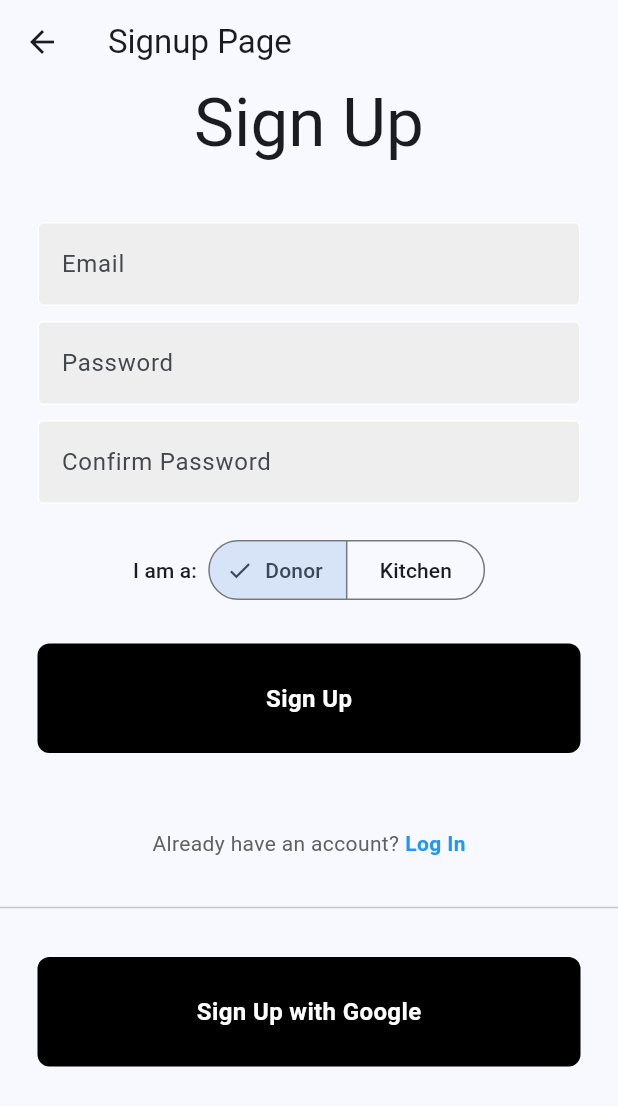
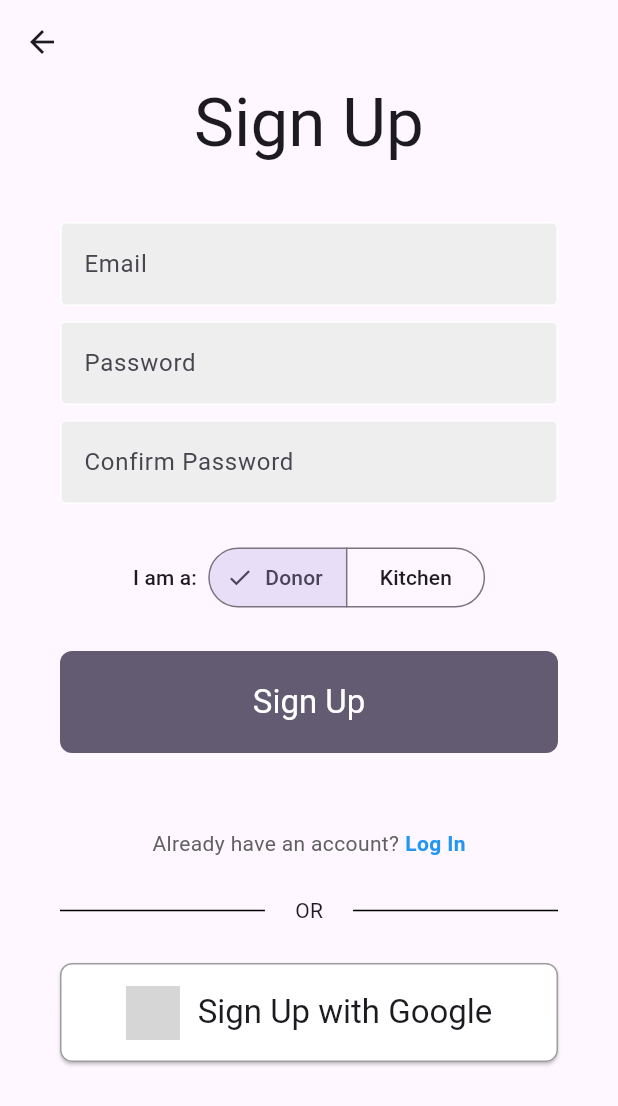
Before and after one commit to K-Mehanna/FullPlate, a Flutter app: the screen it shows after launch, after a tap on "Sign Up", on a phone screen of 412 x 824 dp. Shown: the top 1106 px of the screen. Run offline on Flutter 3.47's test engine with Material 3 defaults, Android fonts, the phone set to English and light mode, and no system bars; our stand-ins replace cloud_firestore, dropdown_button2, firebase_auth, firebase_core, geolocator, google_maps_flutter and 1 more; missing offline and left inert: filter_list; accounts and stored records are empty; network calls fail; statements that could not run were skipped; grey boxes are pictures that could not be loaded.

Commit message:
feat [AJ]: Add theme data for UI

```diff
--- a/lib/main.dart
+++ b/lib/main.dart
@@ -39,10 +39,11 @@ class MyApp extends StatelessWidget {
     return MaterialApp(
       title: 'Cibu',
       debugShowCheckedModeBanner: false,
-      theme: ThemeData(
-        useMaterial3: true,
-        colorScheme: ColorScheme.fromSeed(seedColor: Colors.blue),
-      ),
+      theme: MaterialTheme(Typography.blackCupertino).light(),
+      // ThemeData(
+      //   useMaterial3: true,
+      //   colorScheme: ColorScheme.fromSeed(seedColor: Colors.blue),
+      // ),
       home: AuthGate(),
     );
   }
--- a/lib/pages/auth/auth_gate.dart
+++ b/lib/pages/auth/auth_gate.dart
@@ -28,7 +28,7 @@ class AuthGate extends StatelessWidget {
     return StreamBuilder<User?>(
       stream: FirebaseAuth.instance.authStateChanges(),
       builder: (context, snapshot) {
-        if (snapshot.hasData) {
+        if (snapshot.hasData && snapshot.data != null) {
           getUserType(snapshot.data!.uid).then((value) {
             if (value == UserType.DONOR) {
               Navigator.pushReplacement(
--- a/lib/pages/auth/donor_signup.dart
+++ b/lib/pages/auth/donor_signup.dart
@@ -52,7 +52,9 @@ class _DonorSignupPageState extends State<DonorSignupPage> {
           title: Text('Donor Page'),
           automaticallyImplyLeading: false,
         ),
-        body: Center(
+        body: Padding(
+          padding: const EdgeInsets.symmetric(horizontal: 40),
+          child: Center(
             child: Form(
               key: formKey,
               child: Column(
@@ -125,6 +127,7 @@ class _DonorSignupPageState extends State<DonorSignupPage> {
             ),
           ),
         ),
+      ),
     );
   }
 }
--- a/lib/pages/auth/kitchen_signup.dart
+++ b/lib/pages/auth/kitchen_signup.dart
@@ -52,7 +52,9 @@ class _KitchenSignupPageState extends State<KitchenSignupPage> {
           title: Text('Kitchen Page'),
           automaticallyImplyLeading: false,
         ),
-        body: Center(
+        body: Padding(
+          padding: const EdgeInsets.symmetric(horizontal: 40),
+          child: Center(
             child: Form(
               key: formKey,
               child: Column(
@@ -125,6 +127,7 @@ class _KitchenSignupPageState extends State<KitchenSignupPage> {
             ),
           ),
         ),
+      ),
     );
   }
 }
--- a/lib/pages/auth/signup_page.dart
+++ b/lib/pages/auth/signup_page.dart
@@ -2,6 +2,7 @@ import 'package:cibu/pages/auth/donor_signup.dart';
 import 'package:cibu/pages/auth/kitchen_signup.dart';
 import 'package:cibu/pages/auth/login_page.dart';
 import 'package:cibu/widgets/custom_alert_dialog.dart';
+import 'package:cibu/widgets/custom_divider.dart';
 import 'package:cloud_firestore/cloud_firestore.dart';
 import 'package:firebase_auth/firebase_auth.dart';
 import 'package:flutter/material.dart';
@@ -108,10 +109,10 @@ class _SignUpPageState extends State<SignUpPage> {
       },
       child: Scaffold(
         appBar: AppBar(
-          title: Text('Signup Page'),
+          //title: Text('Signup Page'),
         ),
         body: SingleChildScrollView(
-          //padding: const EdgeInsets.all(20),
+          padding: const EdgeInsets.symmetric(horizontal: 40),
           child: Center(
             child: Form(
               key: formKey,
@@ -164,7 +165,7 @@ class _SignUpPageState extends State<SignUpPage> {
                     },
                   ),
 
-                  const SizedBox(height: 20),
+                  const SizedBox(height: 25),
 
                   Padding(
                     padding: const EdgeInsets.symmetric(horizontal: 25.0),
@@ -239,14 +240,39 @@ class _SignUpPageState extends State<SignUpPage> {
 
                   const SizedBox(height: 25),
 
-                  Divider(),
+                  CustomDivider(),
 
                   const SizedBox(height: 25),
 
-                  CustomButton(
-                    onTap: () {},
-                    text: 'Sign Up with Google',
-                  ),
+                  ElevatedButton(
+                    onPressed: () {
+                      // Add your onPressed code here!
+                    },
+                    style: ElevatedButton.styleFrom(
+                      backgroundColor: Colors.white, // Background color
+                      foregroundColor: Colors.black, // Text color
+                      side: BorderSide(color: Colors.grey), // Border color
+                      padding: EdgeInsets.all(15),
+                      shape: RoundedRectangleBorder(
+                        borderRadius: BorderRadius.circular(8),
+                      ),
+                    ),
+                    child: Row(
+                      //mainAxisSize: MainAxisSize.min,
+                      mainAxisAlignment: MainAxisAlignment.center,
+                      children: <Widget>[
+                        Image.network(
+                        'http://pngimg.com/uploads/google/google_PNG19635.png',
+                        fit:BoxFit.cover, height: 36.0,),
+                        SizedBox(width: 12.0),
+                        Text(
+                          'Sign Up with Google',
+                          style: Theme.of(context).textTheme.titleLarge!,
+
+                        ),
+                      ],
+                    ),
+                  )
 
 
                 ],
--- a/lib/pages/donor/donor_home_page.dart
+++ b/lib/pages/donor/donor_home_page.dart
@@ -14,7 +14,6 @@ class _DonorHomePageState extends State<DonorHomePage> {
 
   final List<Widget> _pages = [
     DonorDashboard(),
-    DonorProfilePage(),
     DonorProfilePage()
   ];
 
--- a/lib/pages/title_page.dart
+++ b/lib/pages/title_page.dart
@@ -3,6 +3,7 @@ import 'dart:ui';
 import 'package:cibu/pages/auth/login_page.dart';
 import 'package:cibu/pages/auth/signup_page.dart';
 import 'package:cibu/pages/map_screen.dart';
+import 'package:cibu/widgets/custom_divider.dart';
 import 'package:flutter/material.dart';
 
 class TitlePage extends StatelessWidget {
@@ -10,27 +11,33 @@ class TitlePage extends StatelessWidget {
 
   @override
   Widget build(BuildContext context) {
+    final ThemeData theme = Theme.of(context);
+
+    final TextStyle titleStyle = theme.textTheme.headlineLarge!.copyWith(
+      color: theme.colorScheme.onPrimaryContainer,
+    );
+
+    final ButtonStyle buttonTheme = ElevatedButton.styleFrom(
+      backgroundColor: theme.colorScheme.primary,
+      foregroundColor: theme.colorScheme.onPrimary,
+    );
+
     return Scaffold(
       body: Stack(
         children: [
           MapScreen(),
-          Positioned(
-            left: 0,
-            right: 0,
-            bottom: 0,
-            child: SizedBox(
-              height: 100, // height of the blur area
-              child: BackdropFilter(
-                filter: ImageFilter.blur(sigmaX: 3, sigmaY: 3),
-                child: Container(
-                  color: Colors.black.withOpacity(0), // transparent color
-                ),
+          Positioned.fill(
+            child: BackdropFilter(
+              filter: ImageFilter.blur(sigmaX: 3, sigmaY: 3),
+              child: Container(
+                color: theme.colorScheme.surfaceDim.withOpacity(0.5),
               ),
             ),
           ),
           Center(
             child: Card(
               elevation: 8.0,
+              color: theme.colorScheme.primaryContainer,
               child: IntrinsicWidth(
                 child: IntrinsicHeight(
                   child: Padding(
@@ -39,12 +46,16 @@ class TitlePage extends StatelessWidget {
                       child: Column(
                         mainAxisAlignment: MainAxisAlignment.spaceEvenly,
                         children: [
-                          Text("Welcome to Cibu!", style: TextStyle(fontSize: 24)),
+                          Text(
+                            "Welcome to Cibu!",
+                            style: titleStyle
+                          ),
                           SizedBox(height: 20),
                           Row(
                             mainAxisAlignment: MainAxisAlignment.center,
                             children: [
                               ElevatedButton(
+                                style: buttonTheme,
                                 onPressed: () {
                                   Navigator.push(
                                     context,
@@ -53,10 +64,13 @@ class TitlePage extends StatelessWidget {
                                     ),
                                   );
                                 },
-                                child: Text('Sign Up'),
+                                child: Text(
+                                  'Sign Up'
+                                ),
                               ),
                               SizedBox(width: 10.0),
                               ElevatedButton(
+                                style: buttonTheme,
                                 onPressed: () {
                                   Navigator.push(
                                     context,
@@ -70,25 +84,10 @@ class TitlePage extends StatelessWidget {
                             ],
                           ),
                           SizedBox(height: 20),
-                          Row(children: <Widget>[
-                            Expanded(
-                              child: Container(
-                                margin: const EdgeInsets.only(right: 20.0),
-                                child: Divider(
-                                  color: Colors.black,
-                                )),
-                            ),
-                            Text("OR"),
-                            Expanded(
-                              child: Container(
-                                margin: const EdgeInsets.only(left: 20.0),
-                                child: Divider(
-                                  color: Colors.black,
-                                )),
-                            ),
-                          ]),
+                          CustomDivider(),
                           SizedBox(height: 20),
                           ElevatedButton(
+                            style: buttonTheme,
                             onPressed: () {
                               // Add your browse nearby places functionality here
                               Navigator.push(
--- a/lib/widgets/custom_button.dart
+++ b/lib/widgets/custom_button.dart
@@ -8,22 +8,22 @@ class CustomButton extends StatelessWidget {
 
   @override
   Widget build(BuildContext context) {
+    final ThemeData theme = Theme.of(context);
+
+
     return GestureDetector(
       onTap: onTap,
       child: Container(
-        padding: const EdgeInsets.all(25),
-        margin: const EdgeInsets.symmetric(horizontal: 25),
+        padding: const EdgeInsets.all(20),
         decoration: BoxDecoration(
-          color: Colors.black,
+          color: theme.colorScheme.secondary,
           borderRadius: BorderRadius.circular(8),
         ),
         child: Center(
           child: Text(
             text,
-            style: TextStyle(
-              color: Colors.white,
-              fontWeight: FontWeight.bold,
-              fontSize: 16,
+            style: theme.textTheme.titleLarge!.copyWith(
+              color: theme.colorScheme.onSecondary,
             ),
           ),
         ),
--- /dev/null
+++ b/lib/widgets/custom_divider.dart
@@ -0,0 +1,26 @@
+import 'package:flutter/material.dart';
+
+class CustomDivider extends StatelessWidget {
+  const CustomDivider({super.key});
+
+  @override
+  Widget build(BuildContext context) {
+    return Row(children: <Widget>[
+      Expanded(
+        child: Container(
+          margin: const EdgeInsets.only(right: 20.0),
+          child: Divider(
+            color: Colors.black,
+          )),
+      ),
+      Text("OR"),
+      Expanded(
+        child: Container(
+          margin: const EdgeInsets.only(left: 20.0),
+          child: Divider(
+            color: Colors.black,
+          )),
+      ),
+    ]);
+  }
+}
--- a/lib/widgets/custom_text_field.dart
+++ b/lib/widgets/custom_text_field.dart
@@ -18,9 +18,9 @@ class CustomTextField extends StatelessWidget {
 
   @override
   Widget build(BuildContext context) {
-    return Padding(
-      padding: const EdgeInsets.symmetric(horizontal: 25.0),
-      child: TextFormField(
+    final ThemeData theme = Theme.of(context);
+
+    return TextFormField(
       controller: controller,
       obscureText: obscureText,
       validator: validator,
@@ -38,7 +38,6 @@ class CustomTextField extends StatelessWidget {
         hintText: hintText,
         hintStyle: TextStyle(color: Colors.grey[500])
       ),
-      ),
     );
   }
 }
```
Also changed, not shown: lib/pages/auth/login_page.dart (+32 -8 lines). Lines whose indentation alone changed are shown as unchanged.
